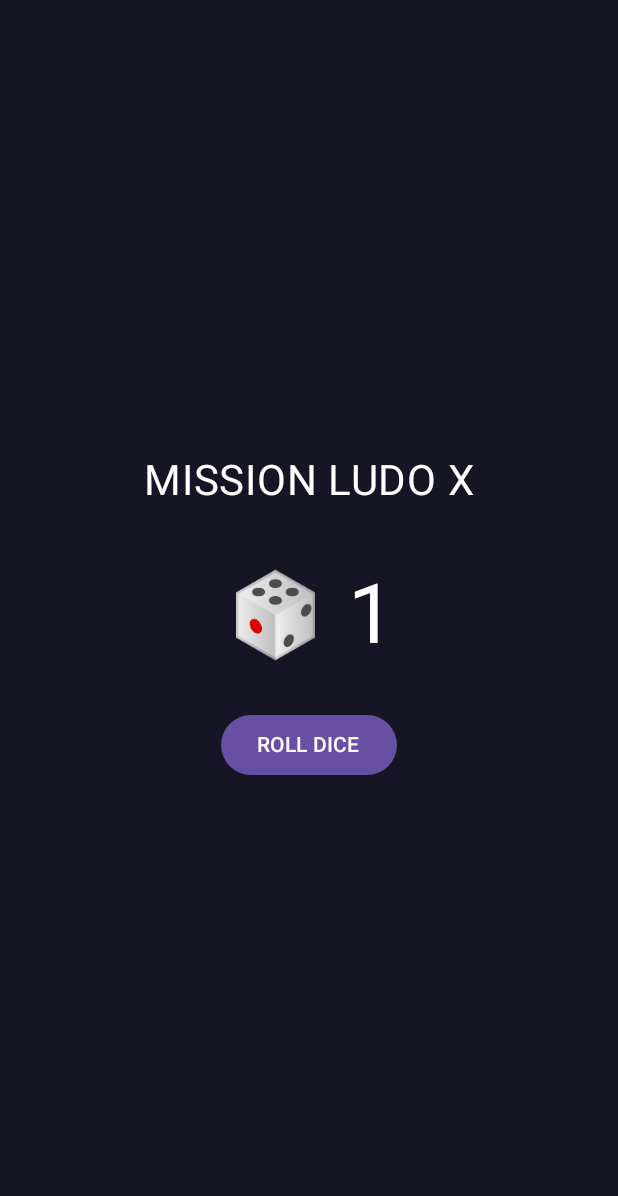
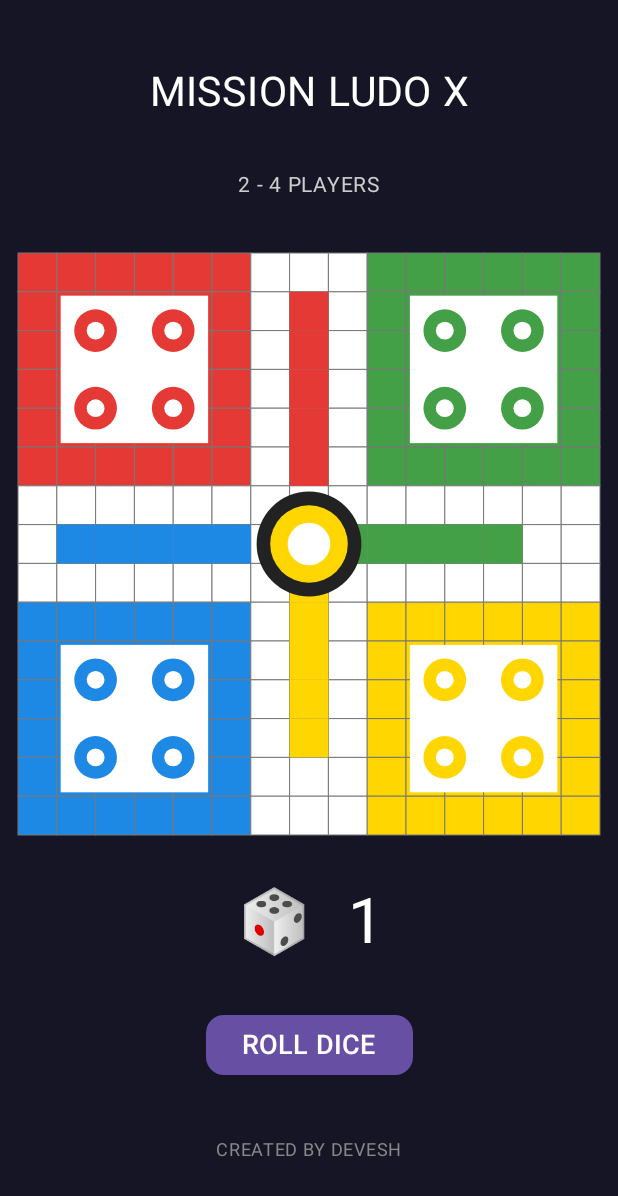
Before and after one commit to devesh372/Mission-Ludo-X, an Android app built with Jetpack Compose: the screen it shows after launch (MainActivity), on a phone screen of 412 x 824 dp. Shown: the top 1196 px of the screen. Run offline under Robolectric (Android 15) with nearby library versions, the phone set to English and light mode, and no system bars.

Commit message:
Update MainActivity.kt

```diff
--- a/app/src/main/java/com/devesh/missionludox/MainActivity.kt
+++ b/app/src/main/java/com/devesh/missionludox/MainActivity.kt
@@ -4,15 +4,19 @@ package com.devesh.missionludox
 import android.os.Bundle
 import androidx.activity.ComponentActivity
 import androidx.activity.compose.setContent
+import androidx.compose.foundation.Canvas
 import androidx.compose.foundation.background
 import androidx.compose.foundation.layout.*
+import androidx.compose.foundation.shape.RoundedCornerShape
 import androidx.compose.material3.*
 import androidx.compose.runtime.*
 import androidx.compose.ui.Alignment
 import androidx.compose.ui.Modifier
 import androidx.compose.ui.graphics.Color
+import androidx.compose.ui.graphics.drawscope.Stroke
 import androidx.compose.ui.unit.dp
 import androidx.compose.ui.unit.sp
+import kotlin.random.Random
 
 class MainActivity : ComponentActivity() {
     override fun onCreate(savedInstanceState: Bundle?) {
@@ -26,6 +30,13 @@ class MainActivity : ComponentActivity() {
     }
 }
 
+private val red = Color(0xFFE53935)
+private val green = Color(0xFF43A047)
+private val yellow = Color(0xFFFFD600)
+private val blue = Color(0xFF1E88E5)
+private val boardWhite = Color(0xFFFFFFFF)
+private val boardLine = Color(0xFF777777)
+
 @Composable
 fun GameScreen() {
     var dice by remember { mutableIntStateOf(1) }
@@ -34,30 +45,180 @@ fun GameScreen() {
         modifier = Modifier
             .fillMaxSize()
             .background(Color(0xFF151525))
-            .padding(20.dp),
+            .padding(12.dp),
         horizontalAlignment = Alignment.CenterHorizontally,
-        verticalArrangement = Arrangement.Center
+        verticalArrangement = Arrangement.SpaceEvenly
     ) {
         Text(
             text = "MISSION LUDO X",
             color = Color.White,
-            fontSize = 28.sp
+            fontSize = 27.sp
         )
 
-        Spacer(modifier = Modifier.height(40.dp))
+        Text(
+            text = "2 - 4 PLAYERS",
+            color = Color.LightGray,
+            fontSize = 14.sp
+        )
+
+        LudoBoard(
+            modifier = Modifier
+                .fillMaxWidth()
+                .aspectRatio(1f)
+        )
 
         Text(
-            text = "🎲 $dice",
+            text = "🎲  $dice",
             color = Color.White,
-            fontSize = 55.sp
+            fontSize = 42.sp
         )
 
-        Spacer(modifier = Modifier.height(30.dp))
+        Button(
+            onClick = {
+                dice = Random.nextInt(1, 7)
+            },
+            shape = RoundedCornerShape(12.dp)
+        ) {
+            Text("ROLL DICE", fontSize = 18.sp)
+        }
 
-        Button(onClick = {
-            dice = (1..6).random()
-        }) {
-            Text("ROLL DICE")
-        }
+        Text(
+            text = "CREATED BY DEVESH",
+            color = Color.Gray,
+            fontSize = 12.sp
+        )
     }
 }
+
+@Composable
+fun LudoBoard(modifier: Modifier = Modifier) {
+    Canvas(
+        modifier = modifier
+            .background(Color.White)
+    ) {
+        val cell = size.width / 15f
+
+        // Draw the board cells
+        for (row in 0 until 15) {
+            for (col in 0 until 15) {
+
+                val color = when {
+                    row < 6 && col < 6 -> red
+                    row < 6 && col >= 9 -> green
+                    row >= 9 && col < 6 -> blue
+                    row >= 9 && col >= 9 -> yellow
+
+                    row in 6..8 || col in 6..8 -> boardWhite
+
+                    else -> Color(0xFFF5F5F5)
+                }
+
+                drawRect(
+                    color = color,
+                    topLeft = androidx.compose.ui.geometry.Offset(
+                        col * cell,
+                        row * cell
+                    ),
+                    size = androidx.compose.ui.geometry.Size(cell, cell)
+                )
+
+                drawRect(
+                    color = boardLine,
+                    topLeft = androidx.compose.ui.geometry.Offset(
+                        col * cell,
+                        row * cell
+                    ),
+                    size = androidx.compose.ui.geometry.Size(cell, cell),
+                    style = Stroke(width = 1f)
+                )
+            }
+        }
+
+        // Home areas
+        fun home(x: Int, y: Int, color: Color) {
+            val inset = cell * 1.1f
+
+            drawRect(
+                color = boardWhite,
+                topLeft = androidx.compose.ui.geometry.Offset(
+                    x * cell + inset,
+                    y * cell + inset
+                ),
+                size = androidx.compose.ui.geometry.Size(
+                    cell * 3.8f,
+                    cell * 3.8f
+                )
+            )
+
+            val positions = listOf(
+                2.0f to 2.0f,
+                4.0f to 2.0f,
+                2.0f to 4.0f,
+                4.0f to 4.0f
+            )
+
+            positions.forEach { (px, py) ->
+                drawCircle(
+                    color = color,
+                    radius = cell * 0.55f,
+                    center = androidx.compose.ui.geometry.Offset(
+                        (x + px) * cell,
+                        (y + py) * cell
+                    )
+                )
+                drawCircle(
+                    color = boardWhite,
+                    radius = cell * 0.23f,
+                    center = androidx.compose.ui.geometry.Offset(
+                        (x + px) * cell,
+                        (y + py) * cell
+                    )
+                )
+            }
+        }
+
+        home(0, 0, red)
+        home(9, 0, green)
+        home(0, 9, blue)
+        home(9, 9, yellow)
+
+        // Colored entry lanes
+        for (i in 1..5) {
+            drawRect(red, androidx.compose.ui.geometry.Offset(7 * cell, i * cell),
+                androidx.compose.ui.geometry.Size(cell, cell))
+
+            drawRect(green, androidx.compose.ui.geometry.Offset((13 - i) * cell, 7 * cell),
+                androidx.compose.ui.geometry.Size(cell, cell))
+
+            drawRect(yellow, androidx.compose.ui.geometry.Offset(7 * cell, (13 - i) * cell),
+                androidx.compose.ui.geometry.Size(cell, cell))
+
+            drawRect(blue, androidx.compose.ui.geometry.Offset(i * cell, 7 * cell),
+                androidx.compose.ui.geometry.Size(cell, cell))
+        }
+
+        // Center finish area
+        val center = androidx.compose.ui.geometry.Offset(
+            7.5f * cell,
+            7.5f * cell
+        )
+
+        drawCircle(
+            color = Color(0xFF222222),
+            radius = cell * 1.35f,
+            center = center
+        )
+
+        drawCircle(
+            color = yellow,
+            radius = cell * 1.0f,
+            center = center
+        )
+
+        drawCircle(
+            color = Color.White,
+            radius = cell * 0.55f,
+            center = center
+        )
+    }
+}
```
